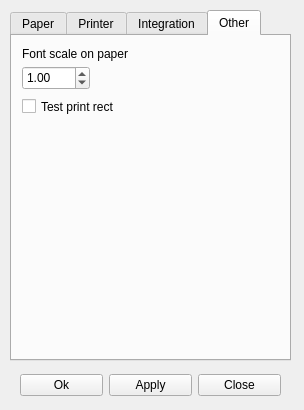
viktand/vap4, file pagesetup.ui: the form before one commit.
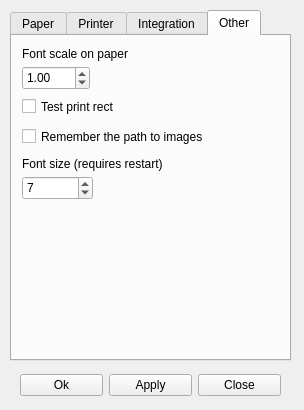
The form after the commit. The open tabs and pages were chosen to show the change. Icons and pictures are not drawn.

```diff
--- a/pagesetup.ui
+++ b/pagesetup.ui
@@ -879,7 +879,7 @@
        <rect>
         <x>10</x>
         <y>60</y>
-        <width>131</width>
+        <width>241</width>
         <height>21</height>
        </rect>
       </property>
@@ -887,6 +887,51 @@
        <string>Test print rect</string>
       </property>
      </widget>
+     <widget class="QCheckBox" name="checkBox_13">
+      <property name="geometry">
+       <rect>
+        <x>10</x>
+        <y>90</y>
+        <width>251</width>
+        <height>21</height>
+       </rect>
+      </property>
+      <property name="text">
+       <string>Remember the path to images</string>
+      </property>
+     </widget>
+     <widget class="QLabel" name="label_25">
+      <property name="geometry">
+       <rect>
+        <x>10</x>
+        <y>120</y>
+        <width>251</width>
+        <height>16</height>
+       </rect>
+      </property>
+      <property name="text">
+       <string>Font size (requires restart)</string>
+      </property>
+     </widget>
+     <widget class="QSpinBox" name="spinBox_7">
+      <property name="geometry">
+       <rect>
+        <x>10</x>
+        <y>140</y>
+        <width>71</width>
+        <height>24</height>
+       </rect>
+      </property>
+      <property name="minimum">
+       <number>4</number>
+      </property>
+      <property name="maximum">
+       <number>20</number>
+      </property>
+      <property name="value">
+       <number>7</number>
+      </property>
+     </widget>
     </widget>
    </widget>
    <widget class="QWidget" name="horizontalLayoutWidget_2">
```
Left out of the diff: 16 changed lines with no effect on the pictures.
